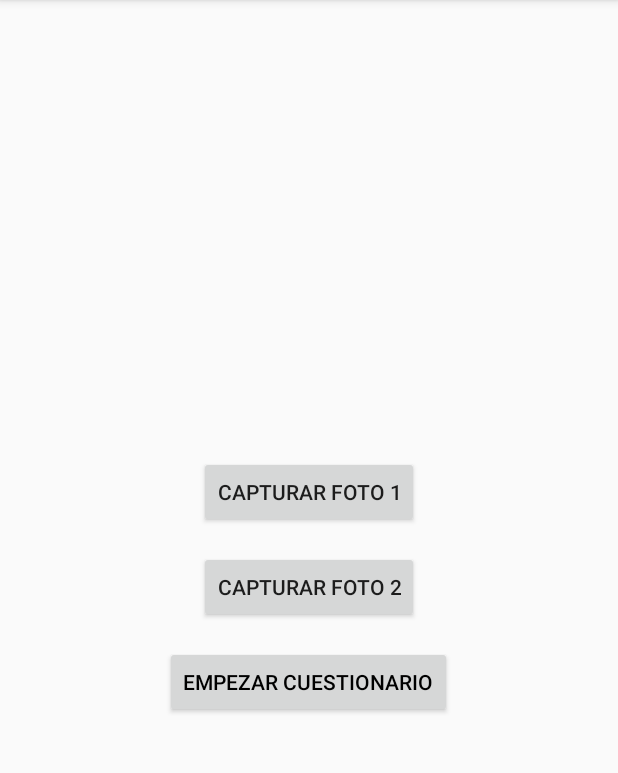
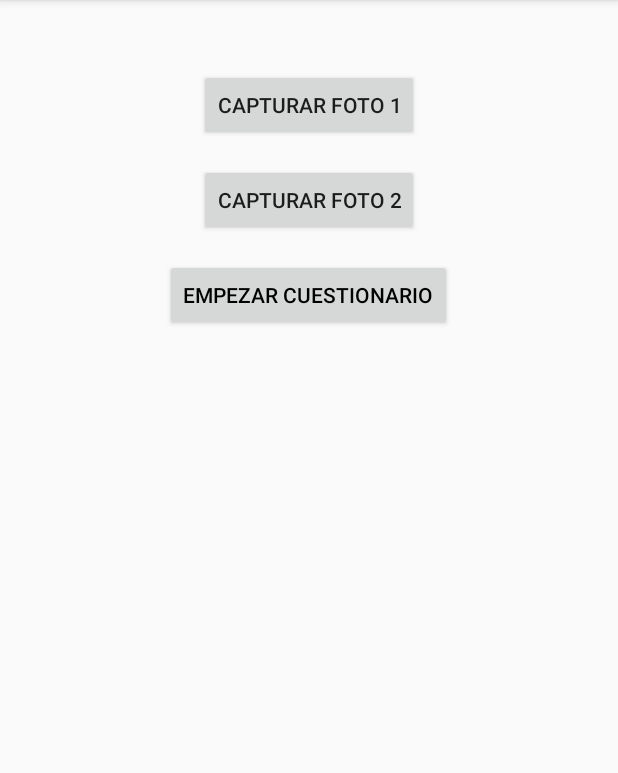
Before and after one commit to Geoberth/Geoespaciales_SEGALMEX, an Android app: the NewCamara screen opened directly, with no data from a screen before it, on a phone screen of 412 x 824 dp, the part 84-857 px from its top. Run offline under Robolectric (Android 15) with nearby library versions, the phone set to English and light mode, and no system bars; 2 statements that could not run were skipped.

Commit message:
Slider en Camara

```diff
--- a/app/src/main/java/com/example/geosegalmex/Georeferencia/GeoreferenciaActivity.java
+++ b/app/src/main/java/com/example/geosegalmex/Georeferencia/GeoreferenciaActivity.java
@@ -2,6 +2,7 @@ package com.example.geosegalmex.Georeferencia;
 
 import androidx.annotation.NonNull;
 import androidx.appcompat.app.AppCompatActivity;
+import androidx.constraintlayout.solver.widgets.Helper;
 import androidx.core.app.ActivityCompat;
 import androidx.core.content.ContextCompat;
 
--- a/app/src/main/java/com/example/geosegalmex/LiconsaVentanilla/PASLoperativoBD.java
+++ b/app/src/main/java/com/example/geosegalmex/LiconsaVentanilla/PASLoperativoBD.java
@@ -13,7 +13,7 @@ import com.example.geosegalmex.Gps.UtilidadesTrayectoria;
 public class PASLoperativoBD extends SQLiteOpenHelper {
 
     public static final String DB_NAME  = "PASLOperativo";
-    public static final int DB_VERSION = 4;
+    public static final int DB_VERSION = 10;
 
     public PASLoperativoBD(Context context) {
         super(context, DB_NAME, null, DB_VERSION);
--- a/app/src/main/java/com/example/geosegalmex/NewCamara.java
+++ b/app/src/main/java/com/example/geosegalmex/NewCamara.java
@@ -373,5 +373,10 @@ public class NewCamara extends AppCompatActivity {
         return false;
     }
 
+    @Override
+    public void onBackPressed() {
+
+    }
+
 
 }
--- a/app/src/main/res/layout/activity_new_camara.xml
+++ b/app/src/main/res/layout/activity_new_camara.xml
@@ -10,6 +10,22 @@
     android:layout_marginRight="15dp"
     android:layout_marginBottom="15dp"
     android:gravity="center_vertical">
+
+    <ScrollView
+        android:layout_width="match_parent"
+        android:layout_height="match_parent"
+        tools:layout_editor_absoluteX="0dp"
+        tools:layout_editor_absoluteY="-183dp">
+
+        <LinearLayout
+            android:layout_width="match_parent"
+            android:layout_height="match_parent"
+            android:layout_marginLeft="15dp"
+            android:layout_marginTop="15dp"
+            android:layout_marginRight="15dp"
+            android:layout_marginBottom="16dp"
+            android:orientation="vertical">
+
 
     <Button
         android:id="@+id/btnCamara"
@@ -97,8 +113,13 @@
         android:layout_width="wrap_content"
         android:layout_height="wrap_content"
         android:layout_gravity="center_horizontal"
+        android:layout_marginBottom="15dp"
         android:textColor="#000000"
         android:layout_marginTop="15dp"
         android:text="Empezar Cuestionario"/>
 
+        </LinearLayout>
+    </ScrollView>
+
+
 </LinearLayout>
```
Also changed, not shown: 1058 other files.
